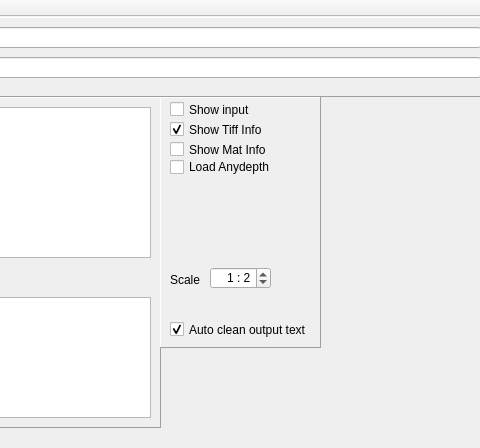
The window that mainwindow.ui (marcinkociolek/ProcessImageFileTemplate) describes before a commit, drawn with Qt 5; both pictures show x 430 to 910 and y 0 to 448 of the 1067 by 767 pixel window.
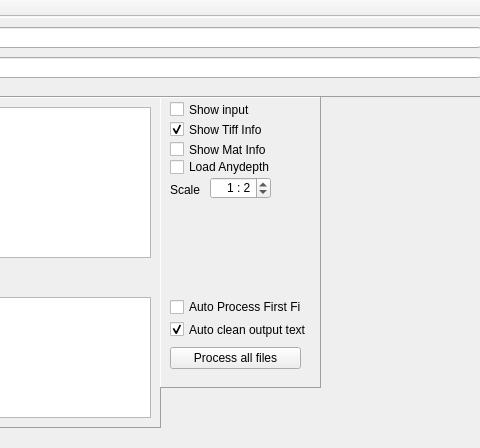
The same window after the commit.

What changed in the file:
```diff
--- a/mainwindow.ui
+++ b/mainwindow.ui
@@ -131,7 +131,7 @@
       <x>590</x>
       <y>80</y>
       <width>161</width>
-      <height>251</height>
+      <height>291</height>
      </rect>
     </property>
     <property name="frameShape">
@@ -160,7 +160,7 @@
      <property name="geometry">
       <rect>
        <x>10</x>
-       <y>170</y>
+       <y>80</y>
        <width>61</width>
        <height>25</height>
       </rect>
@@ -234,7 +234,7 @@
      <property name="geometry">
       <rect>
        <x>50</x>
-       <y>170</y>
+       <y>80</y>
        <width>61</width>
        <height>22</height>
       </rect>
@@ -258,6 +258,32 @@
       <double>2.000000000000000</double>
      </property>
     </widget>
+    <widget class="QCheckBox" name="checkBoxAutoProcessFirstFile">
+     <property name="geometry">
+      <rect>
+       <x>10</x>
+       <y>200</y>
+       <width>131</width>
+       <height>20</height>
+      </rect>
+     </property>
+     <property name="text">
+      <string>Auto Process First File</string>
+     </property>
+    </widget>
+    <widget class="QPushButton" name="pushButtonProcessAllFiles">
+     <property name="geometry">
+      <rect>
+       <x>10</x>
+       <y>250</y>
+       <width>131</width>
+       <height>22</height>
+      </rect>
+     </property>
+     <property name="text">
+      <string>Process all files</string>
+     </property>
+    </widget>
    </widget>
   </widget>
   <widget class="QMenuBar" name="menuBar">
```
